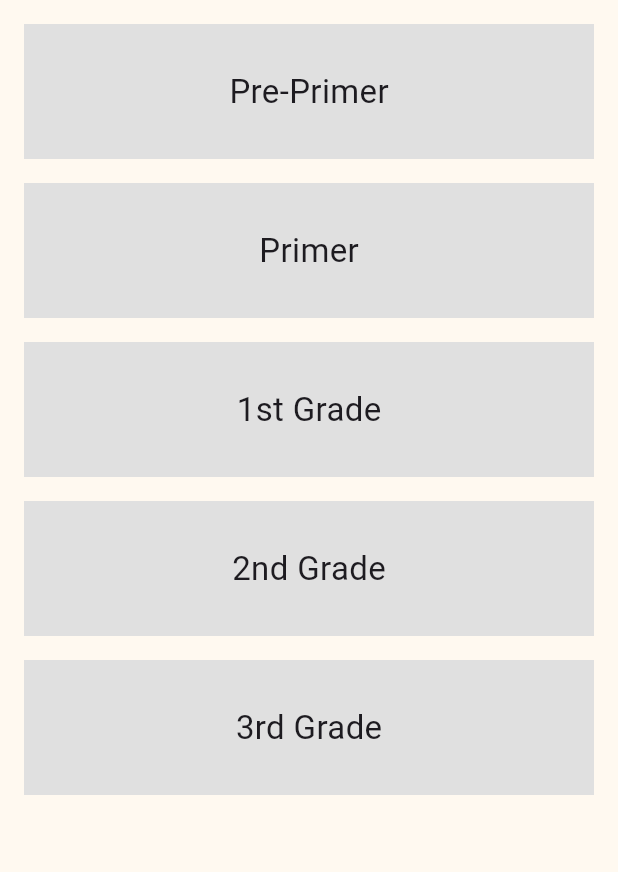
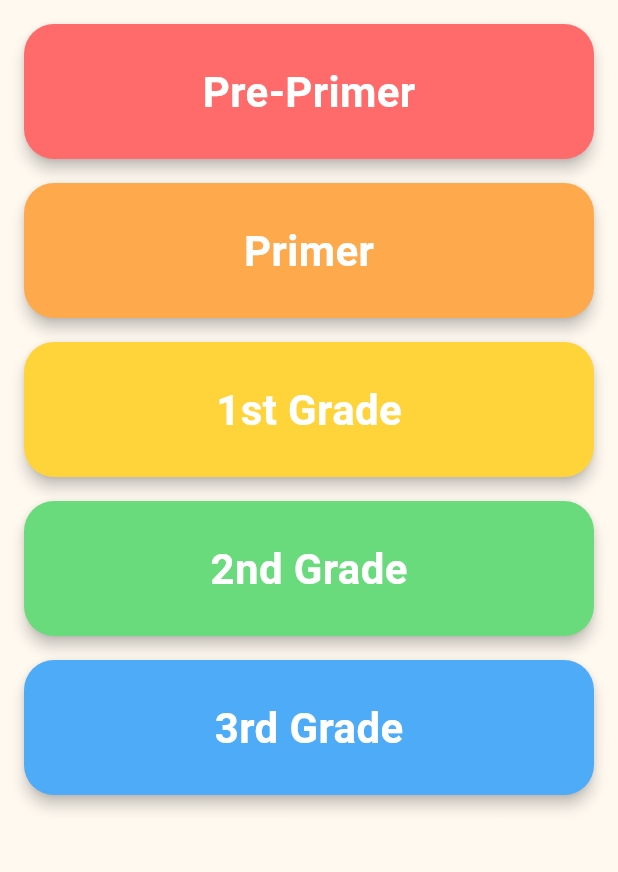
Before and after one commit to mrpatel2/sight_word_match, a Flutter app: the screen it shows after launch, on a phone screen of 412 x 824 dp, the part 84-956 px from its top. Run offline on Flutter 3.47's test engine with Material 3 defaults, Android fonts, the phone set to English and light mode, and no system bars; our stand-ins replace shared_preferences.

Commit message:
Style level list as cards

```diff
--- a/lib/screens/home_screen.dart
+++ b/lib/screens/home_screen.dart
@@ -3,6 +3,14 @@ import '../data/dolch_words.dart';
 
 class HomeScreen extends StatelessWidget {
   const HomeScreen({super.key});
+
+  static const List<Color> _levelColors = [
+    Color(0xFFFF6B6B), // Pre-Primer - red
+    Color(0xFFFFA94D), // Primer - orange
+    Color(0xFFFFD43B), // 1st Grade - yellow
+    Color(0xFF69DB7C), // 2nd Grade - green
+    Color(0xFF4DABF7), // 3rd Grade - blue
+  ];
 
   @override
   Widget build(BuildContext context) {
@@ -26,14 +34,11 @@ class HomeScreen extends StatelessWidget {
             separatorBuilder: (_, __) => const SizedBox(height: 16),
             itemBuilder: (context, index) {
               final level = levels[index];
-              return Container(
-                height: 90,
-                alignment: Alignment.center,
-                color: Colors.grey[300],
-                child: Text(
-                  level,
-                  style: const TextStyle(fontSize: 22),
-                ),
+              final color = _levelColors[index % _levelColors.length];
+              return _LevelCard(
+                level: level,
+                color: color,
+                onTap: () {},
               );
             },
           ),
@@ -42,3 +47,40 @@ class HomeScreen extends StatelessWidget {
     );
   }
 }
+
+class _LevelCard extends StatelessWidget {
+  final String level;
+  final Color color;
+  final VoidCallback onTap;
+
+  const _LevelCard({
+    required this.level,
+    required this.color,
+    required this.onTap,
+  });
+
+  @override
+  Widget build(BuildContext context) {
+    return Material(
+      color: color,
+      borderRadius: BorderRadius.circular(20),
+      elevation: 4,
+      child: InkWell(
+        borderRadius: BorderRadius.circular(20),
+        onTap: onTap,
+        child: Container(
+          height: 90,
+          alignment: Alignment.center,
+          child: Text(
+            level,
+            style: const TextStyle(
+              fontSize: 28,
+              fontWeight: FontWeight.bold,
+              color: Colors.white,
+            ),
+          ),
+        ),
+      ),
+    );
+  }
+}
```
